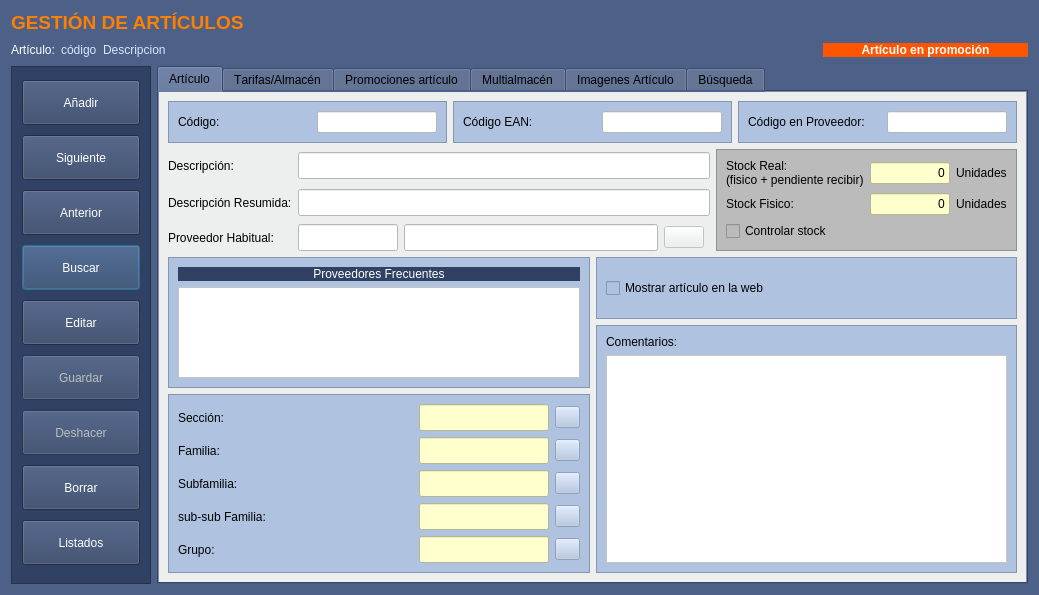
arcnexus/RedFoX, file Almacen/frmarticulos.ui: the form before one commit.
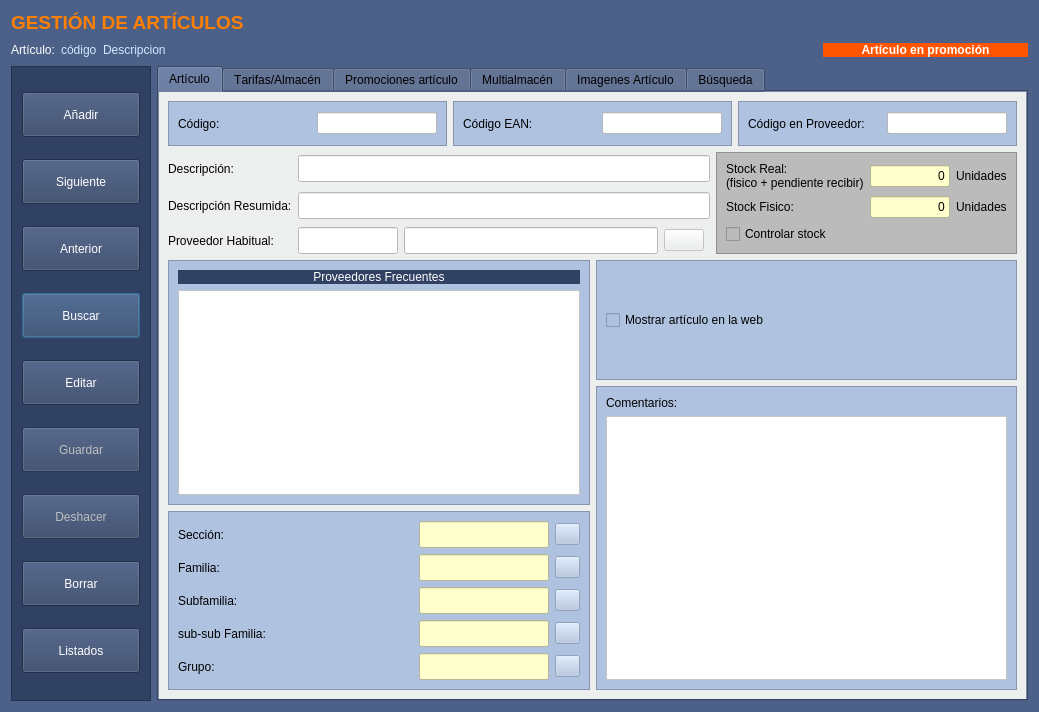
The form after the commit. Icons and pictures are not drawn.

Commit message: detectar bug tamaño

```diff
--- a/Almacen/frmarticulos.ui
+++ b/Almacen/frmarticulos.ui
@@ -7,7 +7,7 @@
     <x>0</x>
     <y>0</y>
     <width>1039</width>
-    <height>592</height>
+    <height>712</height>
    </rect>
   </property>
   <property name="maximumSize">
```
The commit also changes 1 other file.
